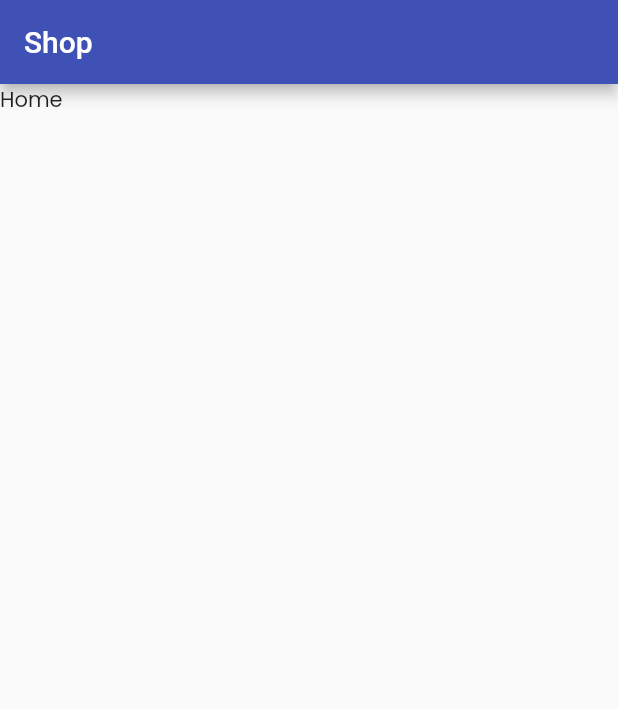
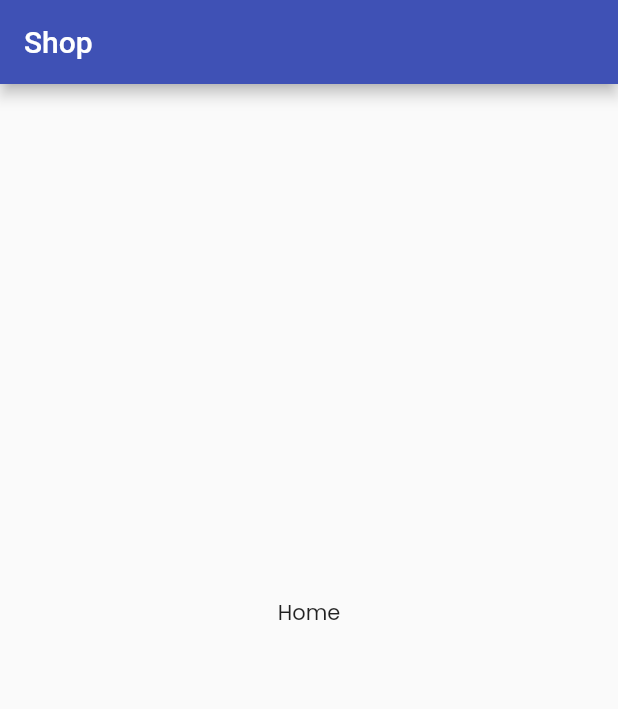
Before and after one commit to Chmelya/OnlineShop, a Flutter app: the screen it shows after launch, on a phone screen of 412 x 824 dp. Shown: the top 709 px of the screen. Run offline on Flutter 3.47's test engine with Material 2 defaults, Android fonts, the phone set to English and light mode, and no system bars; our stand-ins replace google_fonts.

Commit message:
fix home to base

```diff
--- a/online_shop/lib/main.dart
+++ b/online_shop/lib/main.dart
@@ -1,6 +1,6 @@
 import 'package:flutter/material.dart';
 import 'package:google_fonts/google_fonts.dart';
-import 'package:online_shop/pages/HomePage.dart';
+import 'package:online_shop/pages/BasePage.dart';
 
 void main() => runApp(MyApp());
 
@@ -16,7 +16,7 @@ class MyApp extends StatelessWidget {
           Theme.of(context).textTheme,
         ),
       ),
-      home: HomePage(),
+      home: BasePage(),
     );
   }
 }
--- a/online_shop/lib/pages/HomePage.dart
+++ b/online_shop/lib/pages/BasePage.dart
@@ -1,20 +1,20 @@
 import 'package:flutter/material.dart';
 
-class HomePage extends StatefulWidget{
+class BasePage extends StatefulWidget{
   @override
-  _HomeState createState() => _HomeState();
+  _BaseState createState() => _BaseState();
 }
 
-class _HomeState extends State<HomePage>
+class _BaseState extends State<BasePage>
 {
   int _currentIndex = 0;
 
   //окна
   final tabs = [
-    SafeArea(child: Text('Home')),
-    SafeArea(child: Text('Search')),
-    SafeArea(child: Text('Cart')),
-    SafeArea(child: Text('Profile')),
+    SafeArea(child: Center(child: Text('Home'))),
+    SafeArea(child: Center(child: Text('Search'))),
+    SafeArea(child: Center(child: Text('Cart'))),
+    SafeArea(child: Center(child: Text('Profile'))),
   ];
 
   @override
```
